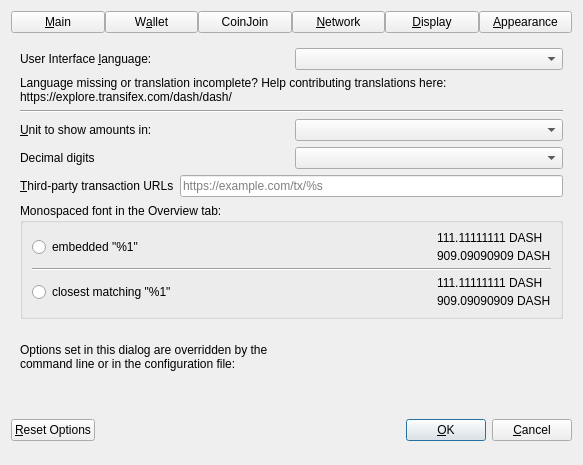
Before: the Qt Designer form src/qt/forms/optionsdialog.ui in kwvg/dash, drawn with Qt 5.
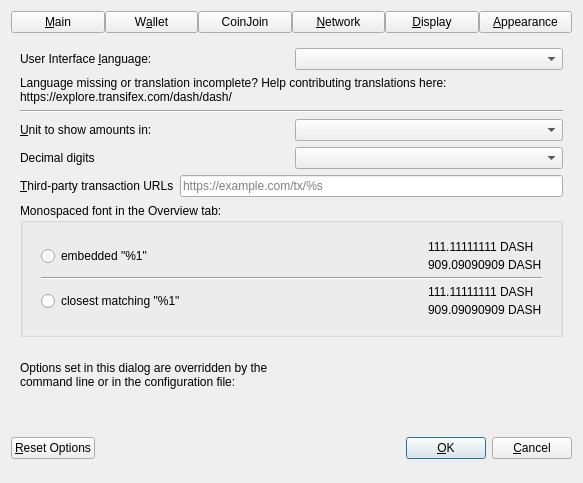
After: the same form once the commit is applied. The open tabs and pages were chosen to show the change. Custom widgets are drawn as their Qt base class.

Commit message: qt: adjust padding and font size of monospace font selector

The edit to the form file:
```diff
--- a/src/qt/forms/optionsdialog.ui
+++ b/src/qt/forms/optionsdialog.ui
@@ -1101,6 +1101,18 @@
           <string>Monospaced font in the Overview tab:</string>
          </property>
          <layout class="QVBoxLayout" name="font_verticalLayout">
+          <property name="leftMargin">
+           <number>18</number>
+          </property>
+          <property name="topMargin">
+           <number>18</number>
+          </property>
+          <property name="rightMargin">
+           <number>18</number>
+          </property>
+          <property name="bottomMargin">
+           <number>18</number>
+          </property>
           <item>
            <layout class="QHBoxLayout" name="embeddedFont_horizontalLayout">
             <item>
```
The commit also changes 1 other file.
